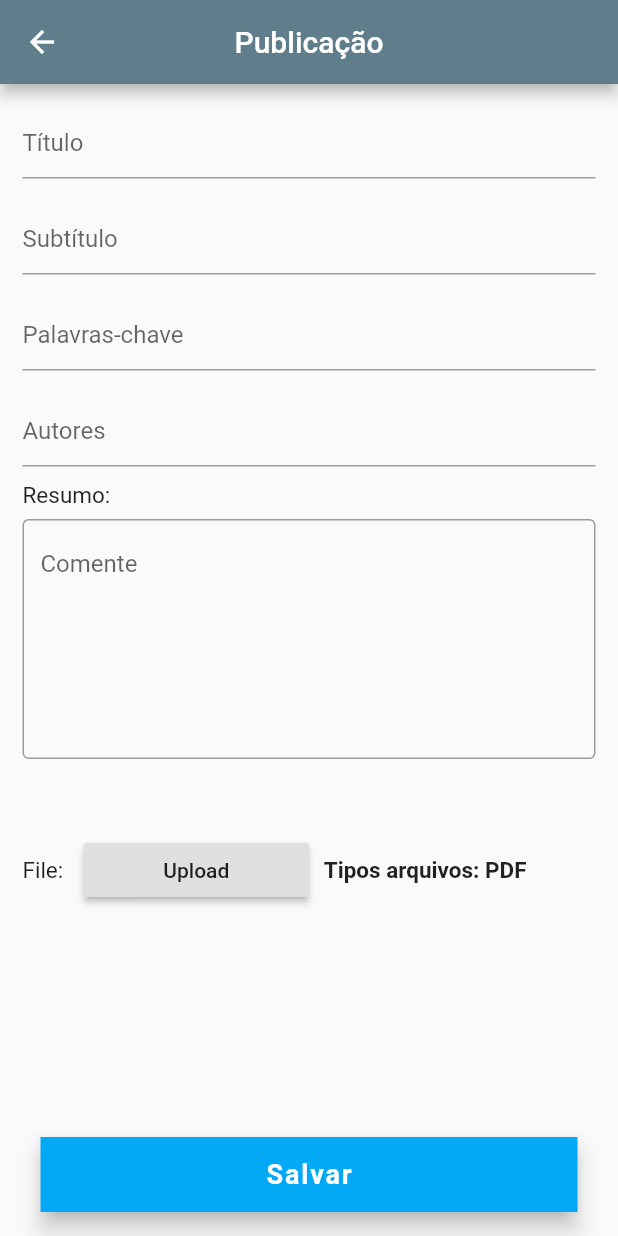
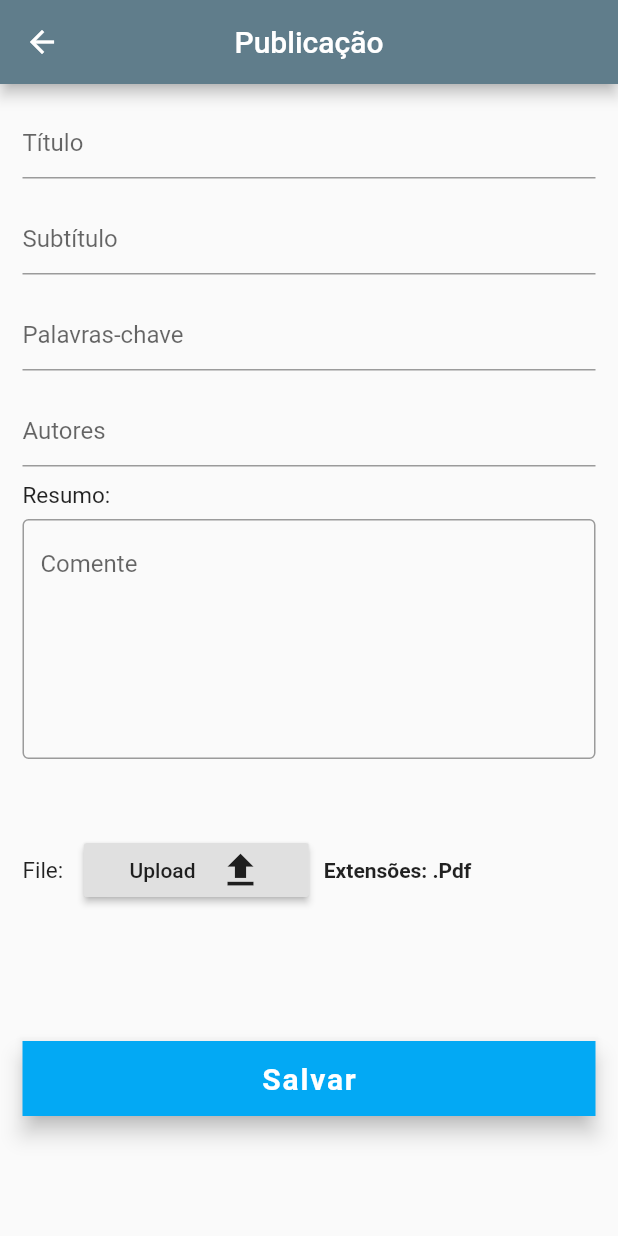
Before and after one commit to CelsoGomesEM/AppAcervosFlutter, a Flutter app: the CriaPublicacao screen opened directly, after a tap on "Upload", on a phone screen of 412 x 824 dp. Run offline on Flutter 3.47's test engine with Material 2 defaults, Android fonts, the phone set to English and light mode, and no system bars; our stand-ins replace file_picker.

Commit message:
Adiciona plugin para obter arquivos pdf da galeria

```diff
--- a/lib/screens/criapublicacao_screen.dart
+++ b/lib/screens/criapublicacao_screen.dart
@@ -1,4 +1,9 @@
+import 'dart:io';
+
+import 'package:file_picker/file_picker.dart';
 import 'package:flutter/material.dart';
+import 'package:flutter/services.dart';
+import 'package:path_provider/path_provider.dart';
 
 class CriaPublicacao extends StatefulWidget {
   @override
@@ -8,6 +13,42 @@ class CriaPublicacao extends StatefulWidget {
 class _CriaPublicacaoState extends State<CriaPublicacao> {
 
   final _formKey = GlobalKey<FormState>();
+
+  String _filePath;
+
+  void verifiqueOqueTemDentroDoArquivo() async{
+
+    try{
+
+      File arquivo = new File(_filePath);
+
+      var contents = await arquivo.readAsBytes();
+
+      print(contents);
+
+    }on PlatformException catch(e){
+      print("Error while reading file: " + e.toString());
+    }
+  }
+
+  void getFilePath() async {
+    try {
+      String filePath = await FilePicker.getFilePath(type: FileType.ANY);
+
+      if (filePath == '') {
+        return;
+      }
+
+      print("File path: " + filePath);
+
+      setState((){
+        this._filePath = filePath;
+      });
+
+    } on PlatformException catch (e) {
+      print("Error while picking the file: " + e.toString());
+    }
+  }
 
   @override
   Widget build(BuildContext context) {
@@ -107,47 +148,57 @@ class _CriaPublicacaoState extends State<CriaPublicacao> {
                   Container(
                     width: 150,
                     child: RaisedButton(
-                      onPressed: (){
-
-                      },
-                      child: Text("Upload"),
+                      onPressed: getFilePath,
+                      child: Row(
+                        mainAxisAlignment: MainAxisAlignment.center,
+                        children: <Widget>[
+                          Text(
+                            "Upload",
+                            style: TextStyle(
+                              fontSize: 14.0
+                            ),
+                          ),
+                          SizedBox(
+                            width: 15,
+                          ),
+                          _filePath == null ? Icon(Icons.file_upload, size: 30,) : Icon(Icons.check, size: 30, color: Colors.green,),
+                        ],
+                      ),
                     ),
                   ),
                   SizedBox(
                     width: 10.0,
                   ),
                   Text(
-                    "Tipos arquivos: PDF",
+                    "Extensões: .Pdf",
                     style: TextStyle(
-                      fontSize: 15,
+                      fontSize: 14,
                       fontWeight: FontWeight.bold
                     ),
                   ),
                 ],
-              )
-            ],
               ),
-      ),
-      floatingActionButton: Container(
+              Container(
+                margin: EdgeInsets.fromLTRB(0.0, 90.0, 0, 0),
                 width: 358,
                 height: 50,
                 child: FloatingActionButton(
                   backgroundColor: Colors.lightBlue,
                   child: Text("Salvar",
                     style: TextStyle(
-              fontSize: 18.0,
+                        fontSize: 20.0,
                         fontWeight: FontWeight.bold
                     ),),
                   shape: RoundedRectangleBorder(),
-            onPressed: (){
-
-            },
+                  onPressed: verifiqueOqueTemDentroDoArquivo,
                   tooltip: "Salvar",
 
                 ),
 
               ),
-      floatingActionButtonLocation: FloatingActionButtonLocation.centerFloat,
+            ],
+          ),
+      ),
     );
   }
 }
--- a/pubspec.yaml
+++ b/pubspec.yaml
@@ -26,6 +26,8 @@ dependencies:
   path_provider: ^0.5.0+1
   scoped_model: ^1.0.1
   http: ^0.12.0+1
+  file_picker: ^1.3.3
+
 
 dev_dependencies:
   flutter_test:
```
Also changed, not shown: pubspec.lock, 2 other files. Lines whose indentation alone changed are shown as unchanged.
